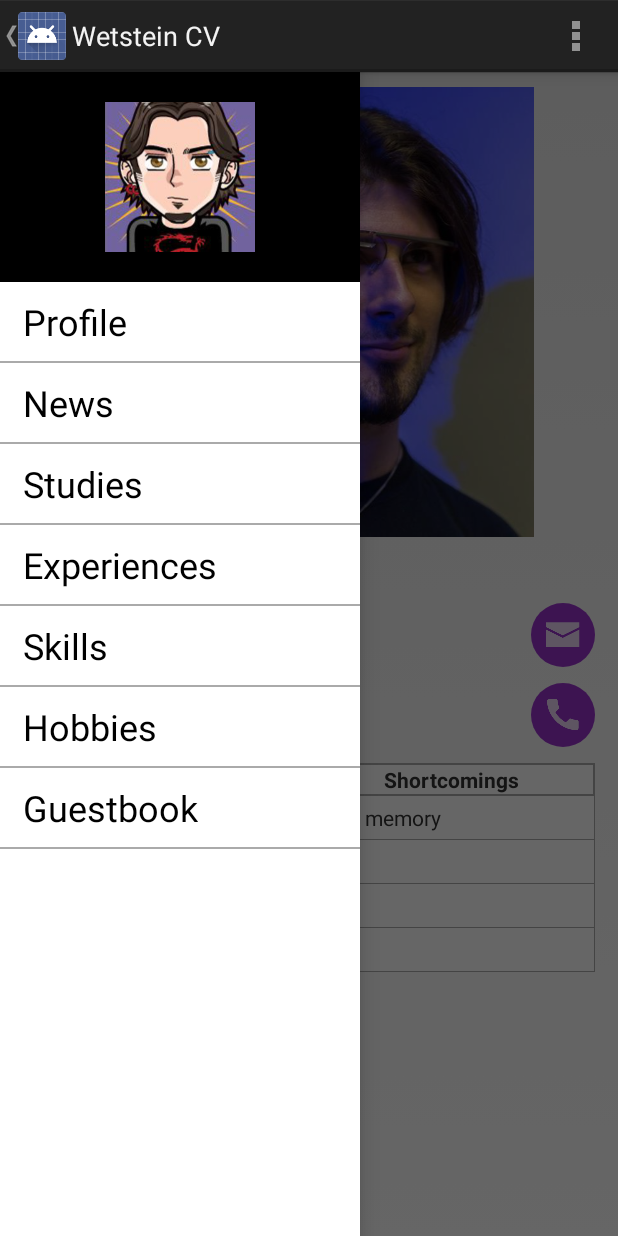
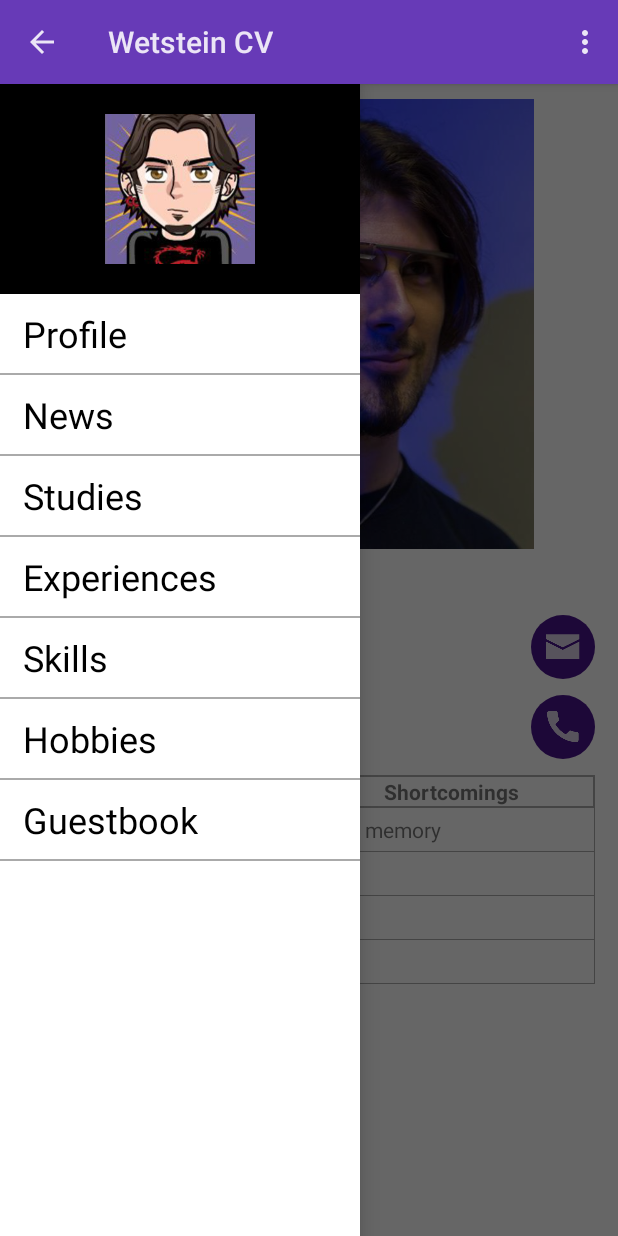
Before and after one commit to ThundeR78/MyCV, an Android app: the screen it shows after launch (HomeActivity), on a phone screen of 412 x 824 dp. Run offline under Robolectric (Android 15) with nearby library versions, the phone set to English and light mode, and no system bars; 3 statements that could not run were skipped.

Commit message:
Prepare app for Material Design

```diff
--- a/app/build.gradle
+++ b/app/build.gradle
@@ -1,13 +1,13 @@
 apply plugin: 'com.android.application'
 
 android {
-    compileSdkVersion 20
-    buildToolsVersion '20.0.0'
+    compileSdkVersion 21
+    buildToolsVersion '21.0.0'
 
     defaultConfig {
         applicationId "fr.wetstein.mycv"
         minSdkVersion 16
-        targetSdkVersion 20
+        targetSdkVersion 21
         versionCode 4
         versionName "0.6"
     }
--- a/app/src/main/AndroidManifest.xml
+++ b/app/src/main/AndroidManifest.xml
@@ -36,7 +36,7 @@
         android:icon="@drawable/me_manga"
         android:logo="@drawable/me_manga"
         android:label="@string/app_name"
-        android:theme="@style/AppTheme" >
+        android:theme="@style/MyCVTheme" >
 
         <activity
             android:name=".activity.HomeActivity"
--- /dev/null
+++ b/app/src/main/res/values-v21/theme.xml
@@ -0,0 +1,18 @@
+<?xml version="1.0" encoding="utf-8"?>
+<resources>
+
+    <style name="MyCVTheme" parent="@android:style/Theme.Material.Light.DarkActionBar">
+        <!--   your app branding color for the app bar -->
+        <item name="android:colorPrimary">@color/violet</item>
+        <!--   darker variant for the status bar and contextual app bars -->
+        <item name="android:colorPrimaryDark">@color/violet_dark</item>
+        <!--   theme UI controls like checkboxes and text fields -->
+        <item name="android:colorAccent">@color/violet_dark</item>
+        <item name="android:textColorPrimary">@color/white</item>
+
+        <item name="android:navigationBarColor">@color/violet_dark</item>
+
+        <item name="android:windowBackground">@color/activity_background</item>
+    </style>
+
+</resources>
--- a/app/src/main/res/values/colors.xml
+++ b/app/src/main/res/values/colors.xml
@@ -16,9 +16,9 @@
     <color name="red">#ED1C24</color>
     <color name="red_light">#FF4444</color>
     <color name="red_dark">#CC0000</color>
-    <color name="violet">#A83AAC</color>
-    <color name="violet_light">#AA66CC</color>
-    <color name="violet_dark">#9933CC</color>
+    <color name="violet">#673ab7</color>
+    <color name="violet_light">#7e57c2</color>
+    <color name="violet_dark">#4a148c</color>
 
     <color name="actionbar_background">@android:color/background_light</color>
 
--- a/app/src/main/res/values/styles.xml
+++ b/app/src/main/res/values/styles.xml
@@ -1,22 +1,4 @@
 <resources>
-
-    <style name="AppTheme" parent="android:Theme.Holo.Light.DarkActionBar">
-        <!--<item name="android:progressBarStyleHorizontal">@style/CustomProgressBarHorizontal</item>-->
-    </style>
-
-    <style name="CustomProgressBarHorizontal" parent="android:Widget.ProgressBar.Horizontal">
-        <item name="android:progressDrawable">@drawable/customprogressbar</item>
-        <item name="android:minHeight">30dip</item>
-        <item name="android:maxHeight">30dip</item>
-    </style>
-
-    <style name="tallerBarStyle" parent="@android:style/Widget.SeekBar">
-        <item name="android:indeterminateOnly">false</item>
-        <item name="android:progressDrawable">@android:drawable/progress_horizontal</item>
-        <item name="android:indeterminateDrawable">@android:drawable/progress_horizontal</item>
-        <item name="android:minHeight">8dip</item>
-        <item name="android:maxHeight">20dip</item>
-    </style>
 
     <!-- NAV DRAWER -->
     <style name="NavDrawerContainer">
--- /dev/null
+++ b/app/src/main/res/values/theme.xml
@@ -0,0 +1,22 @@
+<?xml version="1.0" encoding="utf-8"?>
+<resources>
+
+    <style name="MyCVTheme" parent="android:Theme.Holo.Light.DarkActionBar">
+        <!--<item name="android:progressBarStyleHorizontal">@style/CustomProgressBarHorizontal</item>-->
+    </style>
+
+    <style name="CustomProgressBarHorizontal" parent="android:Widget.ProgressBar.Horizontal">
+        <item name="android:progressDrawable">@drawable/customprogressbar</item>
+        <item name="android:minHeight">30dip</item>
+        <item name="android:maxHeight">30dip</item>
+    </style>
+
+    <style name="tallerBarStyle" parent="@android:style/Widget.SeekBar">
+        <item name="android:indeterminateOnly">false</item>
+        <item name="android:progressDrawable">@android:drawable/progress_horizontal</item>
+        <item name="android:indeterminateDrawable">@android:drawable/progress_horizontal</item>
+        <item name="android:minHeight">8dip</item>
+        <item name="android:maxHeight">20dip</item>
+    </style>
+
+</resources>
```
Also changed, not shown: 1 other file.
